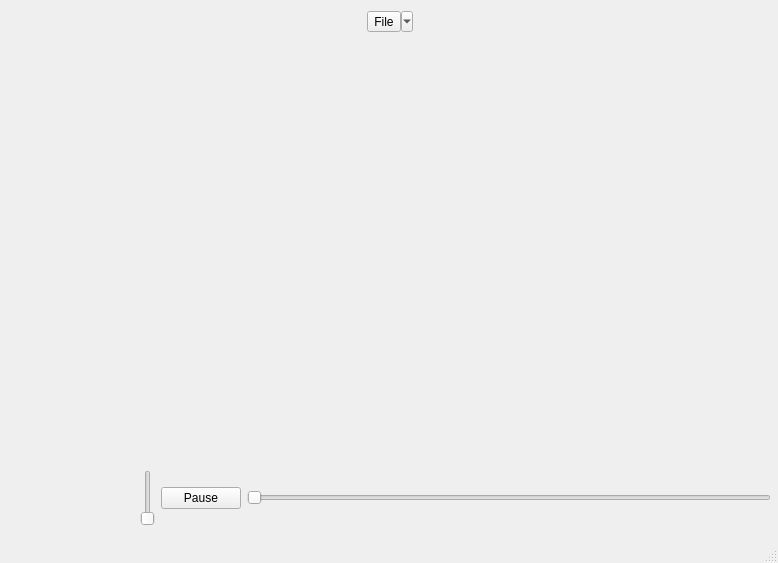
Above: mainwindow.ui from DDDVE/DvePlayer before the change. Below: the same form after it.
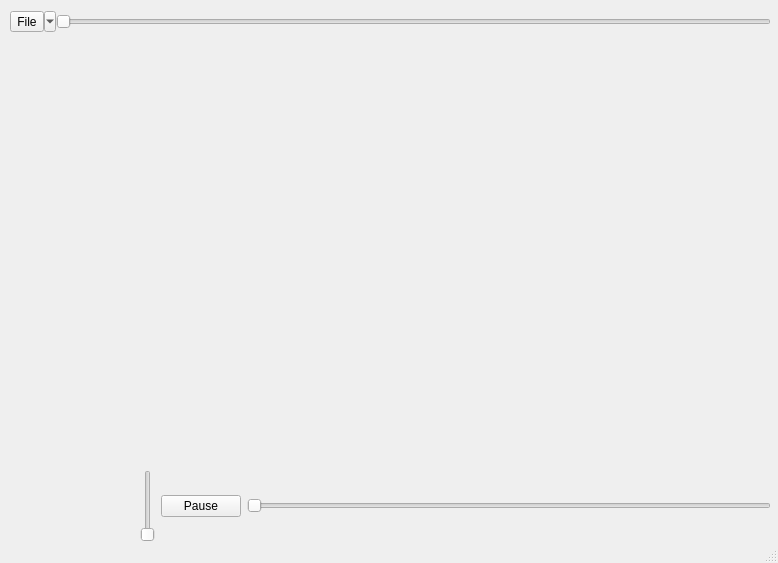
That is the form after the change.

What changed in the file:
```diff
--- a/mainwindow.ui
+++ b/mainwindow.ui
@@ -46,6 +46,13 @@
        </property>
       </widget>
      </item>
+     <item>
+      <widget class="QSlider" name="horizontalSlider_2">
+       <property name="orientation">
+        <enum>Qt::Horizontal</enum>
+       </property>
+      </widget>
+     </item>
     </layout>
    </widget>
    <widget class="QWidget" name="verticalLayoutWidget">
@@ -65,7 +72,7 @@
       <x>140</x>
       <y>470</y>
       <width>631</width>
-      <height>56</height>
+      <height>72</height>
      </rect>
     </property>
     <layout class="QHBoxLayout" name="horizontalLayout_2">
```
